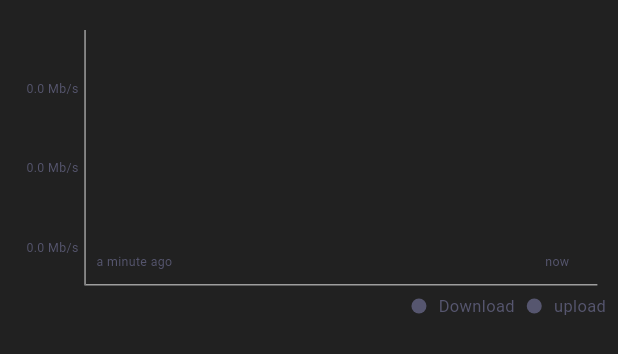
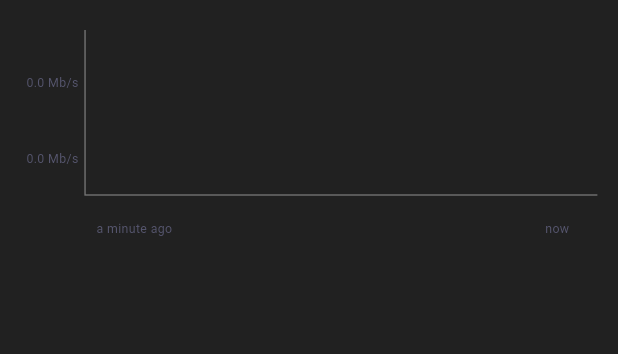
Before and after one commit to Beldex-Coin/belnet-app, a Flutter app: the Charts widget shown alone on an empty page, opened directly with empty values, on a phone screen of 412 x 824 dp. Shown: the top 354 px of the screen. Run offline on Flutter 3.47's test engine with Material 3 defaults, Android fonts, the phone set to English and light mode, and no system bars; our stand-ins replace awesome_notifications, connectivity_plus, fl_chart, flutter_riverpod, flutter_svg, flutter_switch and 12 more; missing offline and left inert: chart_sparkline, clipboard, dart:ffi, installed_apps; accounts and stored records are empty; network calls fail; statements that could not run were skipped; project files that could hold a hidden picture were left out.

Commit message:
Fix Graph alignment and change UI

```diff
--- a/lib/src/widget/LineChartSample10.dart
+++ b/lib/src/widget/LineChartSample10.dart
@@ -179,9 +179,11 @@ class Charts extends StatelessWidget {
   @override
   Widget build(BuildContext context) {
     return Container(
+      height: 180,
         // color: Colors.yellow,
-        margin: EdgeInsets.only(top: 20.0),
+        //margin: EdgeInsets.only(top: 20.0),
         padding: EdgeInsets.only(
+          top: 20,
             //bottom: MediaQuery.of(context).size.height*0.10/3,
             left: 15.0),
         child: BelnetLib.isConnected
@@ -217,9 +219,9 @@ class Charts extends StatelessWidget {
                           decoration: BoxDecoration(
                               border: Border(
                                   left: BorderSide(
-                                    color: Colors.grey,
+                                    color: Colors.grey.withOpacity(0.6),
                                   ),
-                                  bottom: BorderSide(color: Colors.grey))),
+                                  bottom: BorderSide(color: Colors.grey.withOpacity(0.6)))),
                           child: Stack(
                             children: [
                               Sparkline(
@@ -309,7 +311,7 @@ class Charts extends StatelessWidget {
                   Positioned(
                     bottom: 0.0, right: 5.0,
                     left: MediaQuery.of(context).size.height * 0.05 / 3,
-                    top: MediaQuery.of(context).size.height * 0.54 / 3,
+                    top: MediaQuery.of(context).size.height * 0.46 / 3,
                     //width: double.infinity,
                     child: Container(
                       //color: Colors.black,
@@ -354,69 +356,69 @@ class Charts extends StatelessWidget {
                       ]),
                     ),
                   ),
+                  // Positioned(
+                  //     bottom: MediaQuery.of(context).size.height * 0.01 / 3,
+                  //     top: MediaQuery.of(context).size.height * 0.55 / 3,
+                  //     right: MediaQuery.of(context).size.height * 0.0 / 3,
+                  //     child: Container(
+                  //         //color: Colors.pink,
+                  //         // height: MediaQuery.of(context).size.height*0.20/3,
+                  //         //width: double.infinity,
+                  //         child: Row(
+                  //             mainAxisAlignment: MainAxisAlignment.end,
+                  //             children: [
+                  //           Container(
+                  //             height: 10.0,
+                  //             width: 10.0,
+                  //             decoration: BoxDecoration(
+                  //                 shape: BoxShape.circle,
+                  //                 color: Color(0xff23DC27)),
+                  //           ),
+                  //           Padding(
+                  //             padding:
+                  //                 const EdgeInsets.only(left: 8.0, right: 8.0),
+                  //             child: GestureDetector(
+                  //               onTap: () {
+                  //                 // Navigator.push(
+                  //                 //     context,
+                  //                 //     MaterialPageRoute(
+                  //                 //         builder: (context) =>
+                  //                 //             ChartPainter()));
+                  //               },
+                  //               child: Text(
+                  //                 "Download",
+                  //                 style: TextStyle(
+                  //                     fontSize:
+                  //                         MediaQuery.of(context).size.height *
+                  //                             0.04 /
+                  //                             3,
+                  //                     color: Color(0xff23DC27)),
+                  //               ),
+                  //             ),
+                  //           ),
+                  //           Container(
+                  //             height: 10.0,
+                  //             width: 10.0,
+                  //             decoration: BoxDecoration(
+                  //                 shape: BoxShape.circle,
+                  //                 color: Color(0xff1CA3FC)),
+                  //           ),
+                  //           Padding(
+                  //             padding:
+                  //                 const EdgeInsets.only(left: 8.0, right: 8.0),
+                  //             child: Text(
+                  //               "Upload",
+                  //               style: TextStyle(
+                  //                   fontSize:
+                  //                       MediaQuery.of(context).size.height *
+                  //                           0.04 /
+                  //                           3,
+                  //                   color: Color(0xff1CA3FC)),
+                  //             ),
+                  //           )
+                  //         ]))),
                   Positioned(
-                      bottom: MediaQuery.of(context).size.height * 0.01 / 3,
-                      top: MediaQuery.of(context).size.height * 0.55 / 3,
-                      right: MediaQuery.of(context).size.height * 0.0 / 3,
-                      child: Container(
-                          //color: Colors.pink,
-                          // height: MediaQuery.of(context).size.height*0.20/3,
-                          //width: double.infinity,
-                          child: Row(
-                              mainAxisAlignment: MainAxisAlignment.end,
-                              children: [
-                            Container(
-                              height: 10.0,
-                              width: 10.0,
-                              decoration: BoxDecoration(
-                                  shape: BoxShape.circle,
-                                  color: Color(0xff23DC27)),
-                            ),
-                            Padding(
-                              padding:
-                                  const EdgeInsets.only(left: 8.0, right: 8.0),
-                              child: GestureDetector(
-                                onTap: () {
-                                  // Navigator.push(
-                                  //     context,
-                                  //     MaterialPageRoute(
-                                  //         builder: (context) =>
-                                  //             ChartPainter()));
-                                },
-                                child: Text(
-                                  "Download",
-                                  style: TextStyle(
-                                      fontSize:
-                                          MediaQuery.of(context).size.height *
-                                              0.04 /
-                                              3,
-                                      color: Color(0xff23DC27)),
-                                ),
-                              ),
-                            ),
-                            Container(
-                              height: 10.0,
-                              width: 10.0,
-                              decoration: BoxDecoration(
-                                  shape: BoxShape.circle,
-                                  color: Color(0xff1CA3FC)),
-                            ),
-                            Padding(
-                              padding:
-                                  const EdgeInsets.only(left: 8.0, right: 8.0),
-                              child: Text(
-                                "Upload",
-                                style: TextStyle(
-                                    fontSize:
-                                        MediaQuery.of(context).size.height *
-                                            0.04 /
-                                            3,
-                                    color: Color(0xff1CA3FC)),
-                              ),
-                            )
-                          ]))),
-                  Positioned(
-                    bottom: MediaQuery.of(context).size.height * 0.15 / 3,
+                    bottom: MediaQuery.of(context).size.height * 0.10 / 3,
                     left: MediaQuery.of(context).size.height * 0.0 / 3,
                     child: Container(
                       height: MediaQuery.of(context).size.height * 0.60 / 3,
@@ -439,7 +441,7 @@ class Charts extends StatelessWidget {
                           ),
                           SizedBox(
                               height: MediaQuery.of(context).size.height *
-                                  0.15 /
+                                  0.14 /
                                   3),
                           Text(
                             "${mbForUp.toStringAsFixed(1)} Mb/s",
@@ -455,7 +457,7 @@ class Charts extends StatelessWidget {
                           ),
                           SizedBox(
                             height:
-                                MediaQuery.of(context).size.height * 0.15 / 3,
+                                MediaQuery.of(context).size.height * 0.14 / 3,
                           ),
                           Text(
                             "${mbForDown.toStringAsFixed(1)} Mb/s",
@@ -491,7 +493,7 @@ class Charts extends StatelessWidget {
                       // height:160,width:300,
                       child: Container(
                         height: MediaQuery.of(context).size.height *
-                            0.70 /
+                            0.60 /
                             3, //130,
                         padding: EdgeInsets.only(
                           bottom: MediaQuery.of(context).size.height * 0.08 / 3,
@@ -511,9 +513,9 @@ class Charts extends StatelessWidget {
                           decoration: BoxDecoration(
                               border: Border(
                                   left: BorderSide(
-                                    color: Colors.grey,
+                                    color: Colors.grey.withOpacity(0.6),
                                   ),
-                                  bottom: BorderSide(color: Colors.grey))),
+                                  bottom: BorderSide(color: Colors.grey.withOpacity(0.6)))),
                           child: Stack(
                             children: [],
                           ),
@@ -522,7 +524,7 @@ class Charts extends StatelessWidget {
                   Positioned(
                     bottom: 0.0, right: 5.0,
                     left: MediaQuery.of(context).size.height * 0.05 / 3,
-                    top: MediaQuery.of(context).size.height * 0.54 / 3,
+                    top: MediaQuery.of(context).size.height * 0.46 / 3,
                     //width: double.infinity,
                     child: Container(
                       //color: Colors.black,
@@ -563,67 +565,67 @@ class Charts extends StatelessWidget {
                       ]),
                     ),
                   ),
-                  Positioned(
-                      bottom: MediaQuery.of(context).size.height * 0.01 / 3,
-                      top: MediaQuery.of(context).size.height * 0.55 / 3,
-                      right: MediaQuery.of(context).size.height * 0.0 / 3,
-                      child: Container(
-                          //color: Colors.pink,
-                          // height: MediaQuery.of(context).size.height*0.20/3,
-                          //width: double.infinity,
-                          child: Row(
-                              mainAxisAlignment: MainAxisAlignment.end,
-                              children: [
-                            Container(
-                              height: 10.0,
-                              width: 10.0,
-                              decoration: BoxDecoration(
-                                  shape: BoxShape.circle,
-                                  color: Color(0xff56566F)),
-                            ),
-                            Padding(
-                              padding:
-                                  const EdgeInsets.only(left: 8.0, right: 8.0),
-                              child: GestureDetector(
-                                onTap: () {
-                                  // Navigator.push(
-                                  //     context,
-                                  //     MaterialPageRoute(
-                                  //         builder: (context) =>
-                                  //             ChartPainter()));
-                                },
-                                child: Text(
-                                  "Download",
-                                  style: TextStyle(
-                                      fontSize:
-                                          MediaQuery.of(context).size.height *
-                                              0.04 /
-                                              3,
-                                      color: Color(0xff56566F)),
-                                ),
-                              ),
-                            ),
-                            Container(
-                              height: 10.0,
-                              width: 10.0,
-                              decoration: BoxDecoration(
-                                  shape: BoxShape.circle,
-                                  color: Color(0xff56566F)),
-                            ),
-                            Padding(
-                              padding:
-                                  const EdgeInsets.only(left: 8.0, right: 8.0),
-                              child: Text(
-                                "upload",
-                                style: TextStyle(
-                                    fontSize:
-                                        MediaQuery.of(context).size.height *
-                                            0.04 /
-                                            3,
-                                    color: Color(0xff56566F)),
-                              ),
-                            )
-                          ]))),
+                  // Positioned(
+                  //     bottom: MediaQuery.of(context).size.height * 0.01 / 3,
+                  //     top: MediaQuery.of(context).size.height * 0.55 / 3,
+                  //     right: MediaQuery.of(context).size.height * 0.0 / 3,
+                  //     child: Container(
+                  //         //color: Colors.pink,
+                  //         // height: MediaQuery.of(context).size.height*0.20/3,
+                  //         //width: double.infinity,
+                  //         child: Row(
+                  //             mainAxisAlignment: MainAxisAlignment.end,
+                  //             children: [
+                  //           Container(
+                  //             height: 10.0,
+                  //             width: 10.0,
+                  //             decoration: BoxDecoration(
+                  //                 shape: BoxShape.circle,
+                  //                 color: Color(0xff56566F)),
+                  //           ),
+                  //           Padding(
+                  //             padding:
+                  //                 const EdgeInsets.only(left: 8.0, right: 8.0),
+                  //             child: GestureDetector(
+                  //               onTap: () {
+                  //                 // Navigator.push(
+                  //                 //     context,
+                  //                 //     MaterialPageRoute(
+                  //                 //         builder: (context) =>
+                  //                 //             ChartPainter()));
+                  //               },
+                  //               child: Text(
+                  //                 "Download",
+                  //                 style: TextStyle(
+                  //                     fontSize:
+                  //                         MediaQuery.of(context).size.height *
+                  //                             0.04 /
+                  //                             3,
+                  //                     color: Color(0xff56566F)),
+                  //               ),
+                  //             ),
+                  //           ),
+                  //           Container(
+                  //             height: 10.0,
+                  //             width: 10.0,
+                  //             decoration: BoxDecoration(
+                  //                 shape: BoxShape.circle,
+                  //                 color: Color(0xff56566F)),
+                  //           ),
+                  //           Padding(
+                  //             padding:
+                  //                 const EdgeInsets.only(left: 8.0, right: 8.0),
+                  //             child: Text(
+                  //               "upload",
+                  //               style: TextStyle(
+                  //                   fontSize:
+                  //                       MediaQuery.of(context).size.height *
+                  //                           0.04 /
+                  //                           3,
+                  //                   color: Color(0xff56566F)),
+                  //             ),
+                  //           )
+                  //         ]))),
                   Positioned(
                     bottom: MediaQuery.of(context).size.height * 0.15 / 3,
                     left: MediaQuery.of(context).size.height * 0.0 / 3,
@@ -644,7 +646,7 @@ class Charts extends StatelessWidget {
                           ),
                           SizedBox(
                               height: MediaQuery.of(context).size.height *
-                                  0.15 /
+                                  0.14 /
                                   3),
                           Text(
                             "0.0 Mb/s",
@@ -656,7 +658,7 @@ class Charts extends StatelessWidget {
                           ),
                           SizedBox(
                             height:
-                                MediaQuery.of(context).size.height * 0.15 / 3,
+                                MediaQuery.of(context).size.height * 0.14 / 3,
                           ),
                           Text(
                             "0.0 Mb/s",
```
